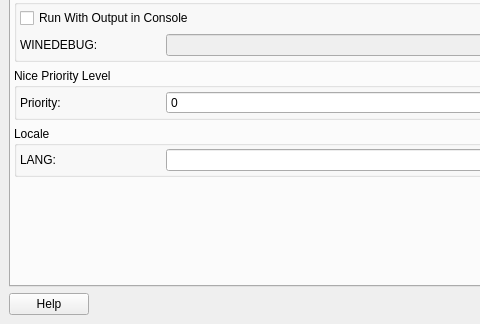
Old version of the form src/q4wine-gui/uis/Run.ui in the repository brezerk/q4wine; both pictures show x 0 to 480 and y 110 to 434 of the 694 by 434 pixel window.
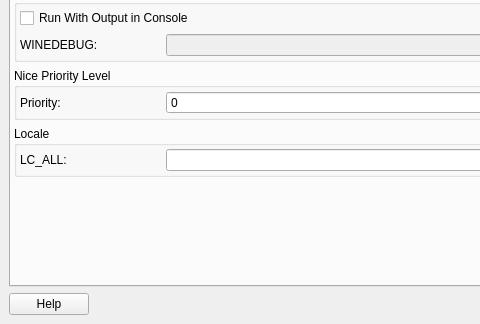
New version of the form. The open tabs and pages were chosen to show the change.

Commit message: BUG-165: Use LC_ALL instead of LANG to force override applciation locale;

What changed in the file:
```diff
--- a/src/q4wine-gui/uis/Run.ui
+++ b/src/q4wine-gui/uis/Run.ui
@@ -918,7 +918,7 @@
                    </size>
                   </property>
                   <property name="text">
-                   <string notr="true">LANG:</string>
+                   <string notr="true">LC_ALL:</string>
                   </property>
                  </widget>
                 </item>
```
The commit also changes 4 other files.
